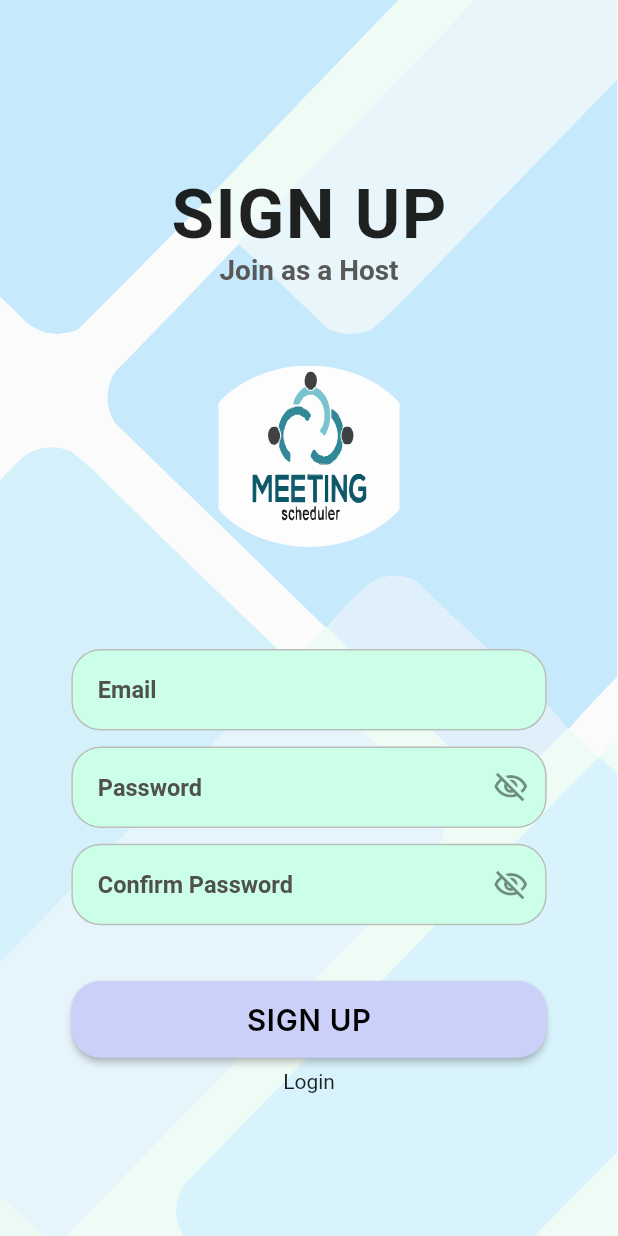
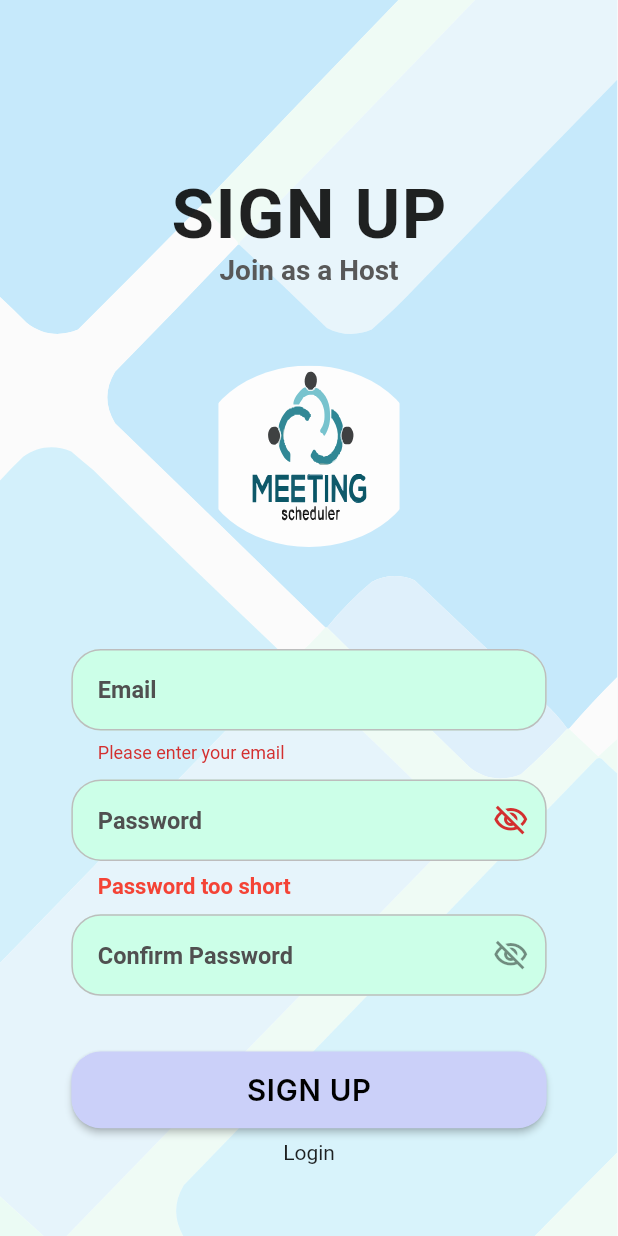
Before and after one commit to MHFerdous/Meeting-Scheduler-Hackathon, a Flutter app: the HostSignUpScreen screen opened directly, after a tap on "SIGN UP", on a phone screen of 412 x 824 dp. Run offline on Flutter 3.47's test engine with Material 3 defaults, Android fonts, the phone set to English and light mode, and no system bars; our stand-ins replace dropdown_button2, flutter_screenutil, flutter_svg, get, shared_preferences; accounts and stored records are empty; Roboto replaces fonts that are missing (Inter).

Commit message:
host registration done

```diff
--- a/lib/application/app.dart
+++ b/lib/application/app.dart
@@ -1,6 +1,7 @@
 import 'package:flutter/material.dart';
 import 'package:flutter_screenutil/flutter_screenutil.dart';
 import 'package:get/get.dart';
+import 'package:task_scheduler/presentation/ui/screens/host_screens/host_auth/host_signup_screen.dart';
 import 'package:task_scheduler/presentation/ui/screens/stu_fac_choice_screen.dart';
 import 'package:task_scheduler/presentation/ui/utility/app_colors.dart';
 
@@ -23,7 +24,7 @@ class MeetingSchedulerState extends State<MeetingScheduler> {
       builder: (context, child) => GetMaterialApp(
         useInheritedMediaQuery: true,
         navigatorKey: MeetingScheduler.globalKey,
-        home: const HostGuestChoiceScreen(),
+        home: const HostSignUpScreen(email: ''),
         initialBinding: GetXBindings(),
         debugShowCheckedModeBanner: false,
         theme: ThemeData(
--- a/lib/main.dart
+++ b/lib/main.dart
@@ -7,7 +7,6 @@ void main() async {
   WidgetsFlutterBinding.ensureInitialized();
   await SharedPreferences.getInstance();
 
-
   runApp(
     const SafeArea(
       child: MeetingScheduler(),
--- a/lib/presentation/ui/screens/host_screens/host_auth/host_signup_screen.dart
+++ b/lib/presentation/ui/screens/host_screens/host_auth/host_signup_screen.dart
@@ -1,6 +1,8 @@
 import 'package:flutter/material.dart';
 import 'package:flutter_screenutil/flutter_screenutil.dart';
 import 'package:get/get.dart';
+import 'package:task_scheduler/data/services/network_caller.dart';
+import 'package:task_scheduler/data/utility/urls.dart';
 import 'package:task_scheduler/presentation/ui/screens/host_screens/host_auth/host_login_screen.dart';
 import 'package:task_scheduler/presentation/ui/widgets/app_logo.dart';
 import 'package:task_scheduler/presentation/ui/widgets/screen_background.dart';
@@ -11,6 +13,7 @@ import '../../../widgets/customised_elevated_button.dart';
 
 class HostSignUpScreen extends StatefulWidget {
   const HostSignUpScreen({super.key, required this.email});
+
   final String email;
 
   @override
@@ -23,6 +26,7 @@ class _HostSignUpScreenState extends State<HostSignUpScreen> {
   final TextEditingController _confirmPassTEController =
       TextEditingController();
   final GlobalKey<FormState> _formKey = GlobalKey<FormState>();
+  bool inProgress = false;
 
   @override
   Widget build(BuildContext context) {
@@ -72,10 +76,43 @@ class _HostSignUpScreenState extends State<HostSignUpScreen> {
                     height: 42.h,
                   ),
                   CustomisedElevatedButton(
-                    onTap: () async {},
+                    onTap: () async {
+                      if (_formKey.currentState!.validate()) {
+                        inProgress = true;
+                        setState(() {});
+
+                        final result = await NetworkCaller().postMethod(
+                            Urls.hostRegistration,
+                            body: {
+                              'email': _emailTEController.text.trim(),
+                              'password': _confirmPassTEController.text,
+                            });
+
+                        inProgress = false;
+                        setState(() {});
+                        if (result != null && result['status'] == 'success') {
+                          _emailTEController.clear();
+                          _newPassTEController.clear();
+                          _confirmPassTEController.clear();
+
+                          if (mounted) {
+                            ScaffoldMessenger.of(context).showSnackBar(const SnackBar(content: Text('Registration Successful!', style: TextStyle(color: Colors.white)), backgroundColor: Colors.green));
+                            Navigator.pushAndRemoveUntil(context,
+                                MaterialPageRoute(
+                                    builder: (context) => const HostLogInScreen()), (
+                                    route) => false);
+                          }
+                        } else {
+                          if (mounted) {
+                            ScaffoldMessenger.of(context).showSnackBar(const SnackBar(content: Text('Failed', style: TextStyle(color: Colors.white)), backgroundColor: Colors.red));
+
+                          }
+                        }
+                      }
+                      },
                     text: 'SIGN UP',
                   ),
-                  SizedBox(
+                  const SizedBox(
                     height: 8,
                   ),
                   InkWell(
@@ -86,30 +123,6 @@ class _HostSignUpScreenState extends State<HostSignUpScreen> {
                     },
                     child: Text('Login'),
                   ),
-                  /*GetBuilder<FacVerifyOTPController>(
-                    builder: (facVerifyOTPController) {
-                      if (facVerifyOTPController.facVerifyOTPInProgress) {
-                        return const Center(
-                          child: CircularProgressIndicator(
-                            color: Colors.teal,
-                          ),
-                        );
-                      }
-                      return GetBuilder<FacSignUpController>(
-                        builder: (facSignUpController) {
-                          return CustomisedElevatedButton(
-                            onTap: () async {
-                              if (_formKey.currentState!.validate()) {
-                                verifyOTP(facVerifyOTPController,
-                                    facSignUpController);
-                              }
-                            },
-                            text: 'SIGN UP',
-                          );
-                        },
-                      );
-                    },
-                  ),*/
                 ],
               ),
             ),
@@ -118,36 +131,4 @@ class _HostSignUpScreenState extends State<HostSignUpScreen> {
       ),
     );
   }
-
-/*  Future<void> verifyOTP(FacVerifyOTPController facVerifyOTPController,
-      FacSignUpController facSignUpController) async {
-    final result = await facVerifyOTPController.facVerifyOTP(
-      widget.email,
-      _otpTEController.text.trim(),
-    );
-    if (result) {
-      Get.snackbar('Successful!', facVerifyOTPController.message);
-      changePassword(facSignUpController);
-    } else {
-      Get.snackbar('Failed!', facVerifyOTPController.message,
-          colorText: Colors.redAccent);
-    }
-  }*/
-
-/*  Future<void> changePassword(FacSignUpController facSignUpController) async {
-    final result = await facSignUpController.facSignUp(
-      widget.email,
-      _otpTEController.text.trim(),
-      _newPassTEController.text,
-    );
-    if (result) {
-      Get.snackbar('Successful!', facSignUpController.message);
-      Get.to(
-            () => const FacSignInScreen(),
-      );
-    } else {
-      Get.snackbar('Failed!', facSignUpController.message,
-          colorText: Colors.redAccent);
-    }
-  }*/
 }
```
Also changed, not shown: lib/data/services/network_caller.dart (+63 -62 lines), lib/data/utility/urls.dart (+3 -68 lines), lib/presentation/state_holders/auth_controller.dart (+35 -95 lines).
